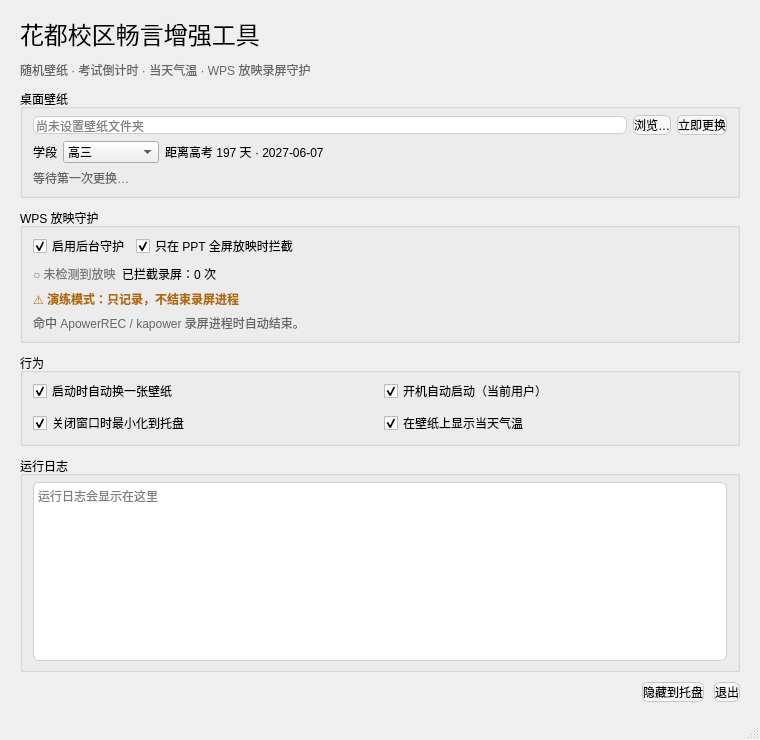
The window that gyhd/ui/main_window.ui (kuqilin/GYHD-Enhancement-Changyan) describes before a commit, drawn with Qt 5.
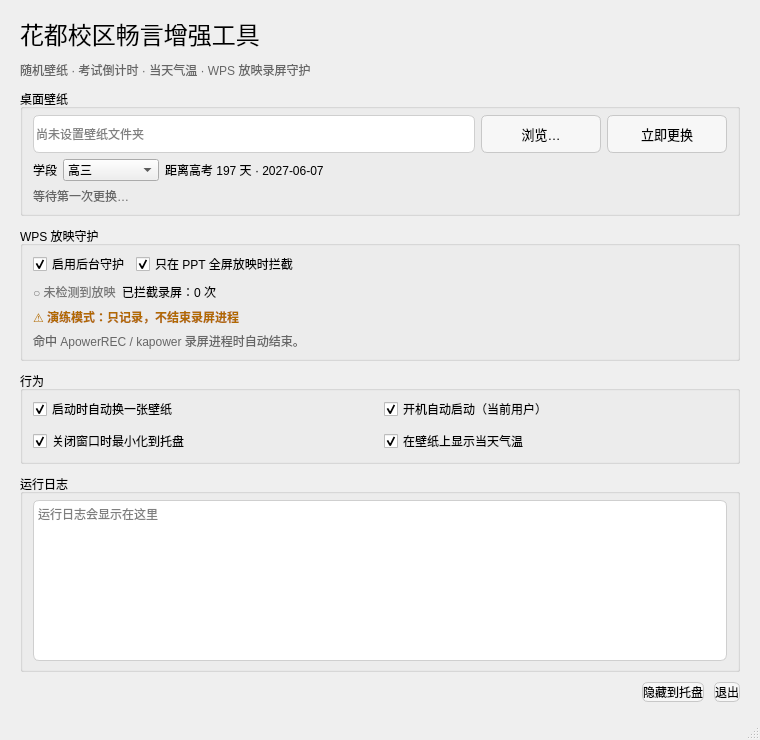
The same window after the commit.

Commit message:
fix: enlarge browse and change buttons
- 120x38 buttons with 10pt text in Designer UI and placeholder
- keep window minimum 720x730 so larger buttons don't clip
- version 0.3.4

The edit to the form file:
```diff
--- a/gyhd/ui/main_window.ui
+++ b/gyhd/ui/main_window.ui
@@ -101,6 +101,18 @@
         <layout class="QHBoxLayout" name="horizontalLayout_path" stretch="0,0,0">
          <item>
           <widget class="QLineEdit" name="lineEdit_path">
+           <property name="minimumSize">
+            <size>
+             <width>0</width>
+             <height>38</height>
+            </size>
+           </property>
+           <property name="maximumSize">
+            <size>
+             <width>16777215</width>
+             <height>38</height>
+            </size>
+           </property>
            <property name="readOnly">
             <bool>true</bool>
            </property>
@@ -111,6 +123,23 @@
          </item>
          <item>
           <widget class="QPushButton" name="btn_browse">
+           <property name="font">
+            <font>
+             <pointsize>10</pointsize>
+            </font>
+           </property>
+           <property name="minimumSize">
+            <size>
+             <width>120</width>
+             <height>38</height>
+            </size>
+           </property>
+           <property name="maximumSize">
+            <size>
+             <width>120</width>
+             <height>38</height>
+            </size>
+           </property>
            <property name="text">
             <string>浏览…</string>
            </property>
@@ -118,6 +147,23 @@
          </item>
          <item>
           <widget class="QPushButton" name="btn_change">
+           <property name="font">
+            <font>
+             <pointsize>10</pointsize>
+            </font>
+           </property>
+           <property name="minimumSize">
+            <size>
+             <width>120</width>
+             <height>38</height>
+            </size>
+           </property>
+           <property name="maximumSize">
+            <size>
+             <width>120</width>
+             <height>38</height>
+            </size>
+           </property>
            <property name="text">
             <string>立即更换</string>
            </property>
```
The commit also changes 2 other files.
